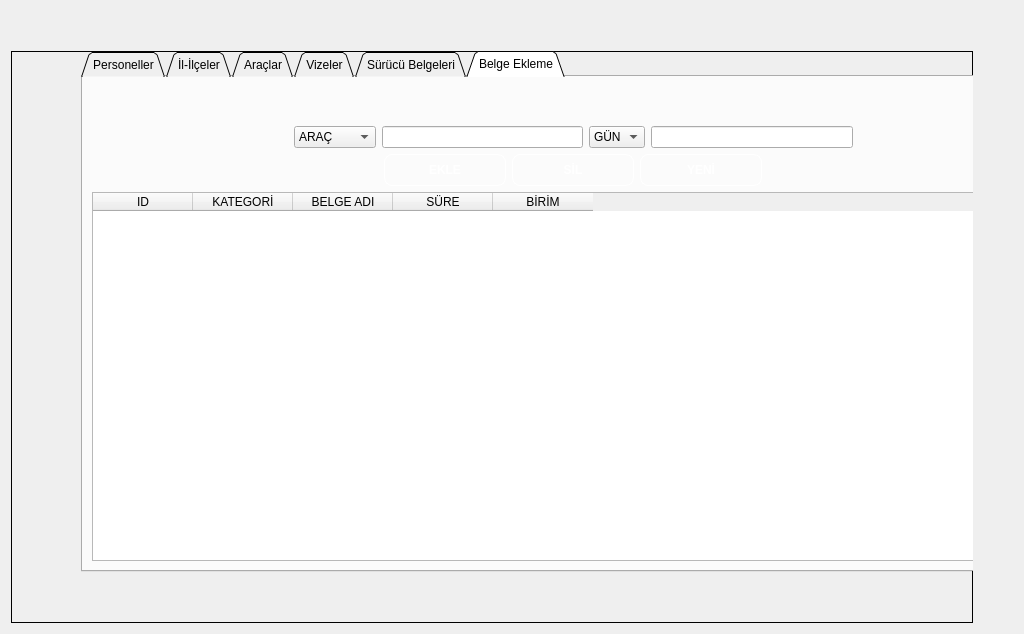
Before: the Qt Designer form ui/ui_files/constants_window.ui in AyhanErcan70/SATTUP, drawn with Qt 5.
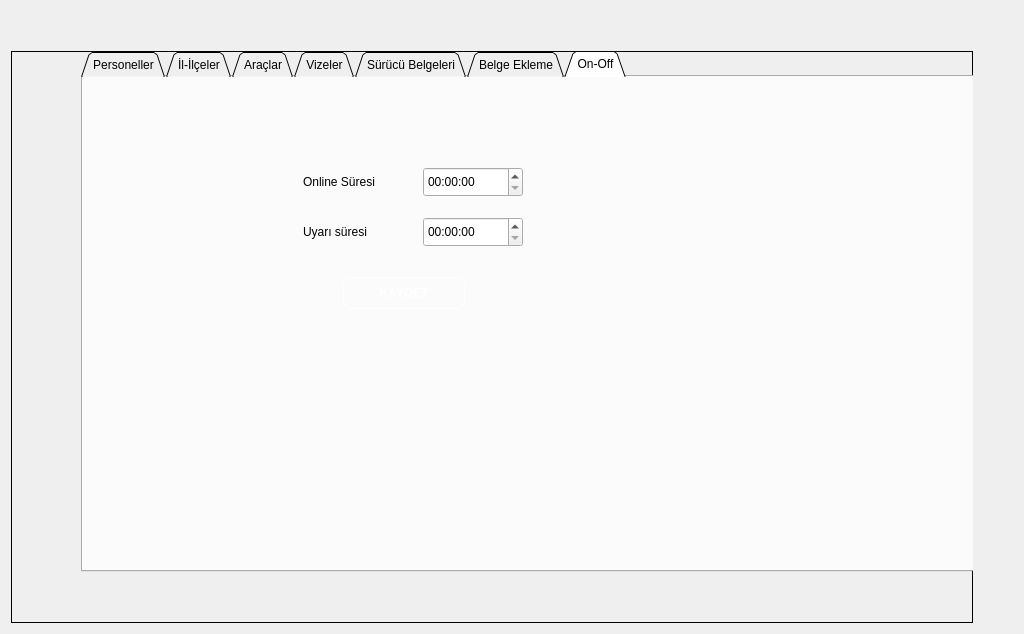
After: the same form once the commit is applied. Icons and pictures are not drawn.

```diff
--- a/ui/ui_files/constants_window.ui
+++ b/ui/ui_files/constants_window.ui
@@ -115,7 +115,7 @@
        <enum>QTabWidget::TabShape::Triangular</enum>
       </property>
       <property name="currentIndex">
-       <number>5</number>
+       <number>6</number>
       </property>
       <property name="documentMode">
        <bool>false</bool>
@@ -1657,6 +1657,94 @@
         </item>
        </layout>
       </widget>
+      <widget class="QWidget" name="tab_onoff">
+       <attribute name="title">
+        <string>On-Off</string>
+       </attribute>
+       <widget class="QPushButton" name="btn_onoff_kaydet">
+        <property name="geometry">
+         <rect>
+          <x>260</x>
+          <y>200</y>
+          <width>122</width>
+          <height>32</height>
+         </rect>
+        </property>
+        <property name="text">
+         <string>KAYDET</string>
+        </property>
+       </widget>
+       <widget class="QTimeEdit" name="time_online">
+        <property name="geometry">
+         <rect>
+          <x>340</x>
+          <y>90</y>
+          <width>100</width>
+          <height>30</height>
+         </rect>
+        </property>
+        <property name="minimumSize">
+         <size>
+          <width>100</width>
+          <height>30</height>
+         </size>
+        </property>
+        <property name="maximumSize">
+         <size>
+          <width>80</width>
+          <height>30</height>
+         </size>
+        </property>
+       </widget>
+       <widget class="QTimeEdit" name="time_warning">
+        <property name="geometry">
+         <rect>
+          <x>340</x>
+          <y>140</y>
+          <width>100</width>
+          <height>30</height>
+         </rect>
+        </property>
+        <property name="minimumSize">
+         <size>
+          <width>100</width>
+          <height>30</height>
+         </size>
+        </property>
+        <property name="maximumSize">
+         <size>
+          <width>80</width>
+          <height>30</height>
+         </size>
+        </property>
+       </widget>
+       <widget class="QLabel" name="lbl_online">
+        <property name="geometry">
+         <rect>
+          <x>220</x>
+          <y>90</y>
+          <width>90</width>
+          <height>30</height>
+         </rect>
+        </property>
+        <property name="text">
+         <string>Online Süresi</string>
+        </property>
+       </widget>
+       <widget class="QLabel" name="lbl_warning">
+        <property name="geometry">
+         <rect>
+          <x>220</x>
+          <y>140</y>
+          <width>90</width>
+          <height>30</height>
+         </rect>
+        </property>
+        <property name="text">
+         <string>Uyarı süresi</string>
+        </property>
+       </widget>
+      </widget>
      </widget>
     </widget>
    </item>
```
Left out of the diff: 44 changed lines with no effect on the pictures.
